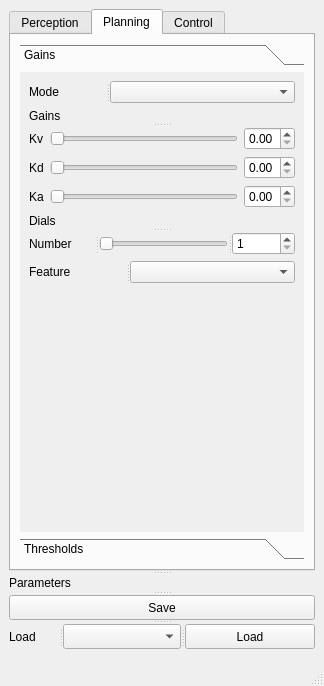
Above: perception_bolide/src_vizu/gui/ui_files/uiapp.ui from SorbonneUniversityBolideContributors/course_2024_pkgs before the change. Below: the same form after it.
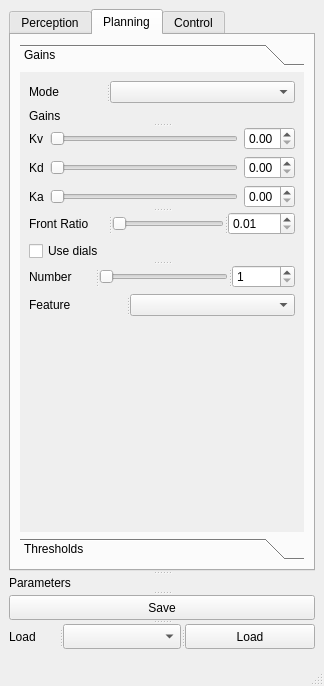
That is the form after the change.

The edit to the form file:
```diff
--- a/perception_bolide/src_vizu/gui/ui_files/uiapp.ui
+++ b/perception_bolide/src_vizu/gui/ui_files/uiapp.ui
@@ -663,6 +663,38 @@
                  </item>
                 </layout>
                </widget>
+               <widget class="QSplitter" name="splitter_18">
+                <property name="orientation">
+                 <enum>Qt::Horizontal</enum>
+                </property>
+                <widget class="QLabel" name="label_38">
+                 <property name="text">
+                  <string>Front Ratio</string>
+                 </property>
+                </widget>
+                <widget class="QSlider" name="frontRatioSlider">
+                 <property name="minimum">
+                  <number>1</number>
+                 </property>
+                 <property name="maximum">
+                  <number>100</number>
+                 </property>
+                 <property name="orientation">
+                  <enum>Qt::Horizontal</enum>
+                 </property>
+                </widget>
+                <widget class="QDoubleSpinBox" name="frontRatioSpinBox">
+                 <property name="minimum">
+                  <double>0.010000000000000</double>
+                 </property>
+                 <property name="maximum">
+                  <double>1.000000000000000</double>
+                 </property>
+                 <property name="singleStep">
+                  <double>0.010000000000000</double>
+                 </property>
+                </widget>
+               </widget>
               </widget>
              </item>
              <item>
@@ -670,9 +702,9 @@
                <property name="orientation">
                 <enum>Qt::Vertical</enum>
                </property>
-               <widget class="QLabel" name="label_38">
+               <widget class="QCheckBox" name="useDialsCheckBox">
                 <property name="text">
-                 <string>Dials</string>
+                 <string>Use dials</string>
                 </property>
                </widget>
                <widget class="QWidget" name="layoutWidget_6">
```
